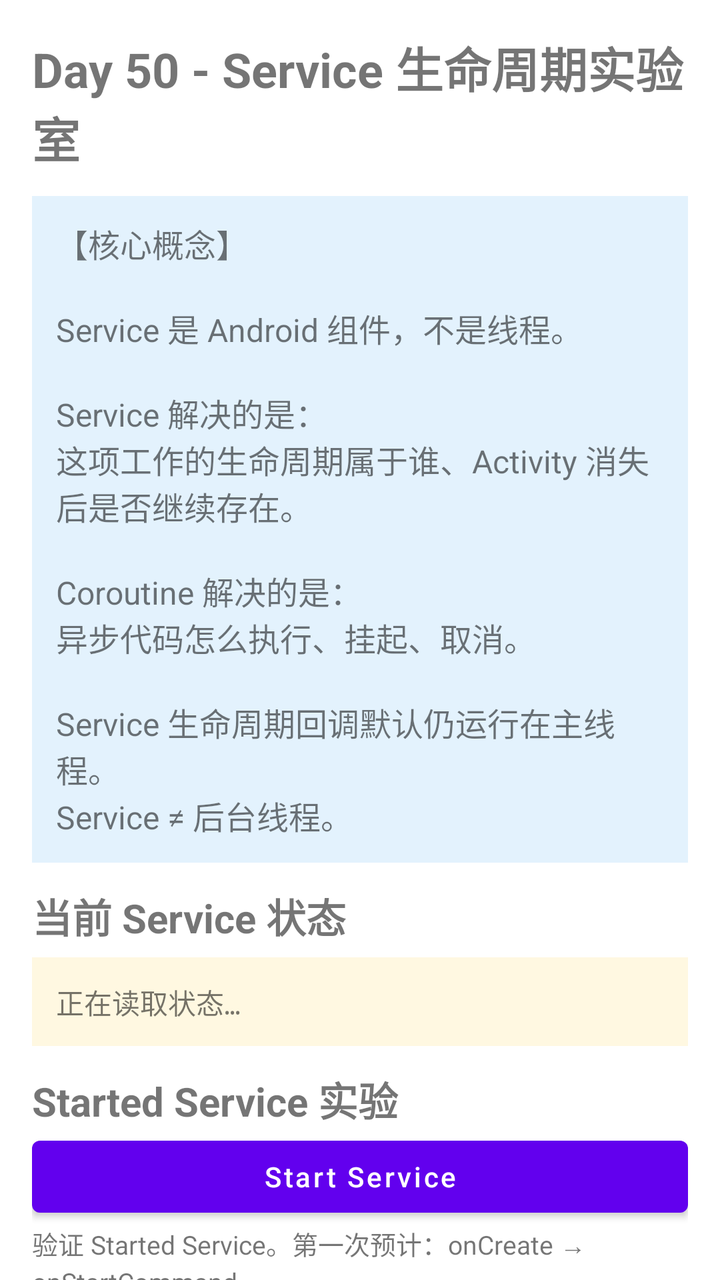
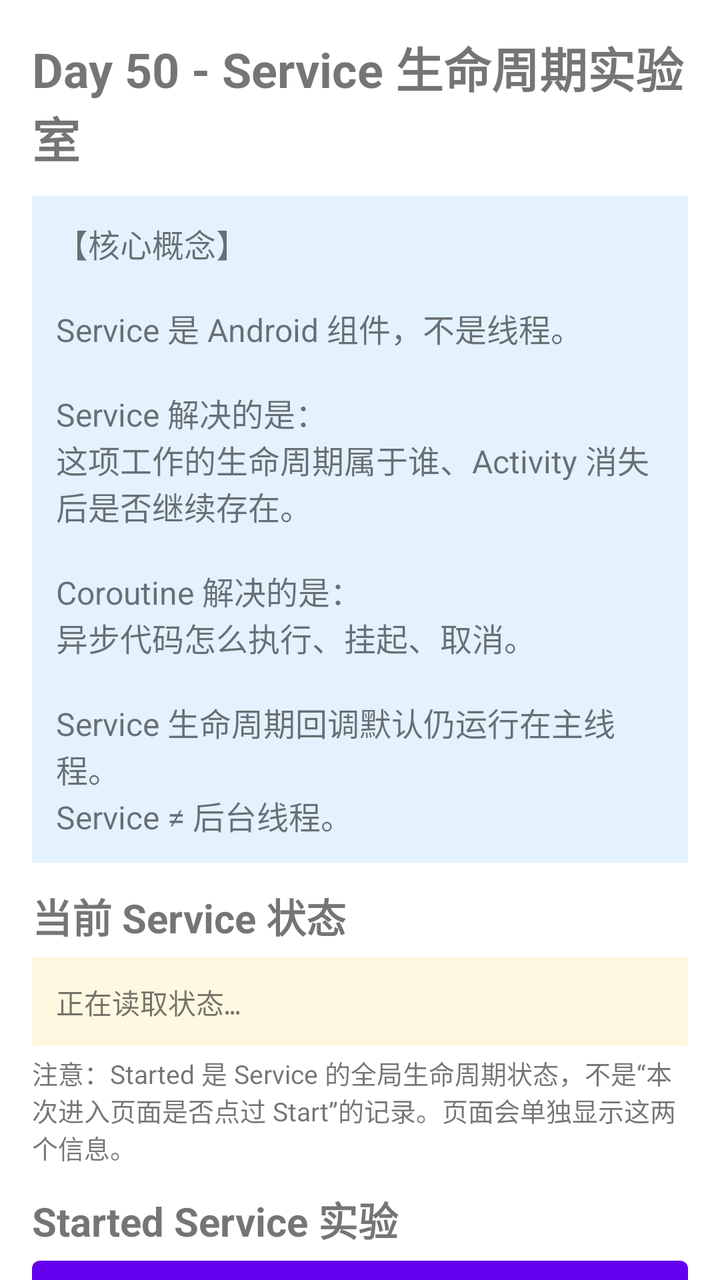

An Android layout rendered at two revisions. The XML below is the earlier revision; the diff shows what the commit changed to produce the second picture.
<!-- AndroidManifest.xml: application theme Theme.SdkStudyDemo -->
<!-- res/layout/activity_day50.xml -->
<?xml version="1.0" encoding="utf-8"?>
<androidx.core.widget.NestedScrollView xmlns:android="http://schemas.android.com/apk/res/android"
    android:layout_width="match_parent"
    android:layout_height="match_parent"
    android:fillViewport="true">

    <LinearLayout
        android:layout_width="match_parent"
        android:layout_height="wrap_content"
        android:orientation="vertical"
        android:padding="16dp">

        <TextView
            android:layout_width="match_parent"
            android:layout_height="wrap_content"
            android:text="Day 50 - Service 生命周期实验室"
            android:textSize="24sp"
            android:textStyle="bold" />

        <TextView
            android:layout_width="match_parent"
            android:layout_height="wrap_content"
            android:layout_marginTop="12dp"
            android:background="#E3F2FD"
            android:padding="12dp"
            android:text="【核心概念】\n\nService 是 Android 组件，不是线程。\n\nService 解决的是：\n这项工作的生命周期属于谁、Activity 消失后是否继续存在。\n\nCoroutine 解决的是：\n异步代码怎么执行、挂起、取消。\n\nService 生命周期回调默认仍运行在主线程。\nService ≠ 后台线程。"
            android:textSize="16sp" />

        <TextView
            android:layout_width="match_parent"
            android:layout_height="wrap_content"
            android:layout_marginTop="12dp"
            android:text="当前 Service 状态"
            android:textSize="20sp"
            android:textStyle="bold" />

        <TextView
            android:id="@+id/tvDay50ServiceState"
            android:layout_width="match_parent"
            android:layout_height="wrap_content"
            android:layout_marginTop="6dp"
            android:background="#FFF8E1"
            android:padding="12dp"
            android:text="正在读取状态…"
            android:textIsSelectable="true"
            android:textSize="14sp"
            android:typeface="monospace" />

        <TextView
            android:layout_width="match_parent"
            android:layout_height="wrap_content"
            android:layout_marginTop="12dp"
            android:text="Started Service 实验"
            android:textSize="20sp"
            android:textStyle="bold" />

        <Button
            android:id="@+id/btnDay50StartService"
            android:layout_width="match_parent"
            android:layout_height="wrap_content"
            android:text="Start Service"
            android:textAllCaps="false" />

        <TextView
            android:layout_width="match_parent"
            android:layout_height="wrap_content"
            android:text="验证 Started Service。第一次预计：onCreate → onStartCommand。"
            android:textSize="13sp" />

        <Button
            android:id="@+id/btnDay50StartAgain"
            android:layout_width="match_parent"
            android:layout_height="wrap_content"
            android:layout_marginTop="6dp"
            android:text="Start Service Again"
            android:textAllCaps="false" />

        <TextView
            android:layout_width="match_parent"
            android:layout_height="wrap_content"
            android:text="Service 已存在时再次 start：通常不会再次 onCreate，但会再次 onStartCommand，并产生真实的新 startId。因为 onCreate 表示 Service 实例创建，已有对象不需要重新创建。"
            android:textSize="13sp" />

        <Button
            android:id="@+id/btnDay50StopService"
            android:layout_width="match_parent"
            android:layout_height="wrap_content"
            android:layout_marginTop="6dp"
            android:text="Stop Service"
            android:textAllCaps="false" />

        <TextView
            android:layout_width="match_parent"
            android:layout_height="wrap_content"
            android:text="Stop 只移除 Started 这个存活理由。如果仍有 Bound 客户端，Service 不会因此立即销毁。"
            android:textSize="13sp" />

        <TextView
            android:layout_width="match_parent"
            android:layout_height="wrap_content"
            android:layout_marginTop="14dp"
            android:text="Bound Service 实验"
            android:textSize="20sp"
            android:textStyle="bold" />

        <Button
            android:id="@+id/btnDay50BindService"
            android:layout_width="match_parent"
            android:layout_height="wrap_content"
            android:text="Bind Service"
            android:textAllCaps="false" />

        <TextView
            android:layout_width="match_parent"
            android:layout_height="wrap_content"
            android:text="bindService() → 若不存在则 onCreate → onBind → 返回 IBinder → onServiceConnected → Activity 获得 Service 能力。"
            android:textSize="13sp" />

        <Button
            android:id="@+id/btnDay50UnbindService"
            android:layout_width="match_parent"
            android:layout_height="wrap_content"
            android:layout_marginTop="6dp"
            android:text="Unbind Service"
            android:textAllCaps="false" />

        <TextView
            android:layout_width="match_parent"
            android:layout_height="wrap_content"
            android:text="解除客户端连接。如果 Service 仍处于 Started，解绑后不会销毁。主动 unbind 通常不会触发 onServiceDisconnected。"
            android:textSize="13sp" />

        <TextView
            android:layout_width="match_parent"
            android:layout_height="wrap_content"
            android:layout_marginTop="12dp"
            android:background="#F3E5F5"
            android:padding="12dp"
            android:text="【LocalBinder 是什么？】\n\n当前 Demo 中 Activity 与 Service 在同一个进程。\n\nLocalBinder 最终可以把 Day50DemoService 实例引用交给 Activity。\n\n所以 Activity 才能调用：\nservice.getCount()\nservice.increaseCount()\n\n今天不要把它理解成复杂跨进程 IPC。真正跨进程 Binder / AIDL 后续再学习。"
            android:textSize="14sp" />

        <Button
            android:id="@+id/btnDay50ReadCount"
            android:layout_width="match_parent"
            android:layout_height="wrap_content"
            android:layout_marginTop="8dp"
            android:enabled="false"
            android:text="Binder：读取 Service Count"
            android:textAllCaps="false" />

        <Button
            android:id="@+id/btnDay50IncreaseCount"
            android:layout_width="match_parent"
            android:layout_height="wrap_content"
            android:enabled="false"
            android:text="Binder：Service Count +1"
            android:textAllCaps="false" />

        <TextView
            android:id="@+id/tvDay50BinderResult"
            android:layout_width="match_parent"
            android:layout_height="wrap_content"
            android:background="#EEEEEE"
            android:padding="10dp"
            android:text="Binder 未连接"
            android:textSize="15sp" />

        <TextView
            android:layout_width="match_parent"
            android:layout_height="wrap_content"
            android:layout_marginTop="14dp"
            android:background="#FFF3E0"
            android:padding="12dp"
            android:text="【⭐⭐⭐ 今日核心实验】\n\n① Start：Started=YES，Bound=NO\n② Bind：Started=YES，Bound=YES\n③ Unbind：Started=YES，Bound=NO\n重点：此时不应因解绑立即销毁，因为 Started 理由仍存在。\n④ Stop：Started=NO，Bound=NO\n此时才预期 onDestroy。\n\nStarted 和 Bound 可以理解为 Service 的两个“存活理由”。\n\nDemoService\nStarted ─── startService / stopService\nBound ───── bindService / unbindService\n\n至少一个存在 → Service 仍可能存活\n两者都没有 → Service 可以销毁"
            android:textSize="15sp"
            android:textStyle="bold" />

        <TextView
            android:layout_width="match_parent"
            android:layout_height="wrap_content"
            android:layout_marginTop="14dp"
            android:background="#E8F5E9"
            android:padding="12dp"
            android:text="【Started / Bound 对比】\n\nStarted Service｜关键词：独立运行\nstartService → Service 工作 → stopService / stopSelf\n客户端不需要一直与它连接。\n\nBound Service｜关键词：连接 / 交互\nbindService → 获得 Binder → Activity 调用 Service 方法 → unbindService\n重点不是“启动后台任务”，而是建立连接。"
            android:textSize="14sp" />

        <TextView
            android:layout_width="match_parent"
            android:layout_height="wrap_content"
            android:layout_marginTop="12dp"
            android:background="#FFEBEE"
            android:padding="12dp"
            android:text="【MS-50-01：Service 是线程吗？】\n\n不是。Service 是 Android 组件。onCreate、onStartCommand、onBind 等回调默认仍在主线程。\n\n如果直接在回调中 Thread.sleep 或做重 IO，仍会阻塞主线程甚至造成 ANR。请观察日志中的 thread=main。"
            android:textSize="14sp" />

        <TextView
            android:layout_width="match_parent"
            android:layout_height="wrap_content"
            android:layout_marginTop="12dp"
            android:background="#E0F7FA"
            android:padding="12dp"
            android:text="【Activity 生命周期实验】\n\nStart Service 后按返回退出本页面。Activity 会 onPause → onStop → onDestroy，但 Started Service 不会因为 Activity 消失就自动停止。\n\nActivity 销毁时会安全 unbind，避免连接泄漏；这个清理不会调用 stopService。"
            android:textSize="14sp" />

        <TextView
            android:layout_width="match_parent"
            android:layout_height="wrap_content"
            android:layout_marginTop="12dp"
            android:background="#EDE7F6"
            android:padding="12dp"
            android:text="【Foreground Service 概念卡】\n\n适合用户明确感知的持续任务，例如音乐播放、导航、运动记录。\n\nForeground 不是“前台线程”。它仍然是 Service，生命周期回调默认仍在主线程，通常需要持续通知。现代 Android 对后台 Service 和 Foreground Service 有较严格限制。"
            android:textSize="14sp" />

        <TextView
            android:layout_width="match_parent"
            android:layout_height="wrap_content"
            android:layout_marginTop="12dp"
            android:background="#F1F8E9"
            android:padding="12dp"
            android:text="【怎么选？】\n\nCoroutine：异步代码如何执行、挂起、取消，例如页面请求接口。\n\nService：工作生命周期是否独立于 Activity，例如音乐播放。\n\nForeground Service：用户明确感知的持续任务，例如导航、播放。\n\nWorkManager：需要保证稍后最终执行、不要求现在一直运行的后台任务。\n\nService ≠ Coroutine\nService ≠ Thread\nForeground Service ≠ 前台线程"
            android:textSize="14sp"
            android:textStyle="bold" />

        <TextView
            android:layout_width="match_parent"
            android:layout_height="wrap_content"
            android:layout_marginTop="14dp"
            android:text="生命周期事件日志"
            android:textSize="20sp"
            android:textStyle="bold" />

        <Button
            android:id="@+id/btnDay50ClearLog"
            android:layout_width="match_parent"
            android:layout_height="wrap_content"
            android:text="清空页面日志"
            android:textAllCaps="false" />

        <androidx.core.widget.NestedScrollView
            android:id="@+id/day50EventLogScrollView"
            android:layout_width="match_parent"
            android:layout_height="280dp"
            android:background="#212121"
            android:padding="10dp">

            <TextView
                android:id="@+id/tvDay50EventLog"
                android:layout_width="match_parent"
                android:layout_height="wrap_content"
                android:text="暂无日志，请从上方按钮开始实验。"
                android:textColor="#FFFFFF"
                android:textIsSelectable="true"
                android:textSize="12sp"
                android:typeface="monospace" />

        </androidx.core.widget.NestedScrollView>

        <TextView
            android:layout_width="match_parent"
            android:layout_height="wrap_content"
            android:layout_marginTop="14dp"
            android:background="#ECEFF1"
            android:padding="12dp"
            android:text="【MS 复习卡】\n\nMS-50-02 第一次 startService？\nService 不存在时：onCreate → onStartCommand。\n\nMS-50-03 bindService 链路？\nbindService → onCreate（如果需要）→ onBind → Binder → onServiceConnected。\n\nMS-50-04 Started / Bound 最大区别？\nStarted 强调独立运行；Bound 强调连接与交互。\n\nMS-50-05 Activity 销毁，Service 一定销毁吗？\n不一定，要看是否还有 Started 或 Bound 理由。\n\nMS-50-06 Service 可以同时 Started + Bound 吗？\n可以。\n\nMS-50-07 LocalBinder 的作用？\n同进程下把 Service 能力暴露给 Activity。\n\nMS-50-08 Foreground Service 是前台线程吗？\n不是。\n\nMS-50-09 Service 默认回调线程？\n主线程。\n\nMS-50-10 Coroutine、Service、WorkManager 怎么选？\n根据异步执行、组件生命周期、延迟保证执行等需求选择。"
            android:textSize="14sp" />

    </LinearLayout>
</androidx.core.widget.NestedScrollView>
<!-- resources referenced by this layout -->
<resources>
  <style name="Theme.SdkStudyDemo" parent="Theme.MaterialComponents.Light.NoActionBar">
          <item name="android:windowLightStatusBar">true</item>
          <item name="android:statusBarColor">@android:color/white</item>
          <item name="android:navigationBarColor">@android:color/white</item>
      </style>
</resources>

<!-- the commit's change to res/layout/activity_day50.xml (unified diff, before → after) -->
@@ -49,6 +49,13 @@
         <TextView
             android:layout_width="match_parent"
             android:layout_height="wrap_content"
+            android:layout_marginTop="4dp"
+            android:text="注意：Started 是 Service 的全局生命周期状态，不是“本次进入页面是否点过 Start”的记录。页面会单独显示这两个信息。"
+            android:textSize="13sp" />
+
+        <TextView
+            android:layout_width="match_parent"
+            android:layout_height="wrap_content"
             android:layout_marginTop="12dp"
             android:text="Started Service 实验"
             android:textSize="20sp"
@@ -200,6 +207,56 @@
             android:background="#E0F7FA"
             android:padding="12dp"
             android:text="【Activity 生命周期实验】\n\nStart Service 后按返回退出本页面。Activity 会 onPause → onStop → onDestroy，但 Started Service 不会因为 Activity 消失就自动停止。\n\nActivity 销毁时会安全 unbind，避免连接泄漏；这个清理不会调用 stopService。"
+            android:textSize="14sp" />
+
+        <TextView
+            android:layout_width="match_parent"
+            android:layout_height="wrap_content"
+            android:layout_marginTop="14dp"
+            android:background="#FFF3E0"
+            android:padding="12dp"
+            android:text="【⭐⭐⭐ Activity 销毁实验】\n\nstartService()：\n是一次启动命令。命令发出后，Service 的 Started 状态不依赖启动它的 Activity 后续是否存在。\n\nbindService()：\n是客户端和 Service 的连接关系。Activity 销毁时应该解除这条连接。\n\nActivity\n  │\n  ├── startService() → Started = YES\n  │\n  └── bindService()  → Bound = YES\n\nActivity 销毁\n  ↓\nActivity 主动 unbind\n  ↓\nStarted = YES，Bound = NO\n  ↓\nService 仍然存活\n\n之后 stopService()\n  ↓\nStarted = NO，Bound = NO\n  ↓\nService 可以 onDestroy"
+            android:textSize="15sp"
+            android:textStyle="bold" />
+
+        <Button
+            android:id="@+id/btnDay50StartAndBind"
+            android:layout_width="match_parent"
+            android:layout_height="wrap_content"
+            android:layout_marginTop="8dp"
+            android:text="Start + Bind，然后销毁 Activity"
+            android:textAllCaps="false" />
+
+        <TextView
+            android:id="@+id/tvDay50DestroyExperimentHint"
+            android:layout_width="match_parent"
+            android:layout_height="wrap_content"
+            android:background="#FFF8E1"
+            android:padding="10dp"
+            android:text="请先点击“Start + Bind，然后销毁 Activity”。"
+            android:textSize="14sp" />
+
+        <Button
+            android:id="@+id/btnDay50FinishActivity"
+            android:layout_width="match_parent"
+            android:layout_height="wrap_content"
+            android:layout_marginTop="6dp"
+            android:text="Finish Activity（不会 Stop Service）"
+            android:textAllCaps="false" />
+
+        <TextView
+            android:layout_width="match_parent"
+            android:layout_height="wrap_content"
+            android:text="点击后只调用 finish()。onDestroy 会主动 unbind，但绝不会调用 stopService。重新进入 Day50 后应看到 Started=YES、Bound=NO；再 Bind 可比较同一个进程存活期间的 serviceId。Started 是生命周期语义，不代表进程物理上永远不会被系统杀。"
+            android:textSize="13sp" />
+
+        <TextView
+            android:layout_width="match_parent"
+            android:layout_height="wrap_content"
+            android:layout_marginTop="12dp"
+            android:background="#FFEBEE"
+            android:padding="12dp"
+            android:text="【常见错误】\n\n错误：启动 Service 的 Activity 销毁了，所以 startService() 也失效。\n正确：Started 状态属于 Service 自己，不会因为调用它的 Activity 销毁而自动消失。\n\n错误：Activity 销毁后 Bound 也可以不用管。\n正确：bindService() 是连接关系，不再需要时应该显式 unbindService()。\n\n错误：unbindService() 等于 stopService()。\n正确：unbindService() 只解除 Bound；stopService() 只移除 Started。它们是两把不同的钥匙。"
             android:textSize="14sp" />
 
         <TextView
@@ -264,5 +321,14 @@
             android:text="【MS 复习卡】\n\nMS-50-02 第一次 startService？\nService 不存在时：onCreate → onStartCommand。\n\nMS-50-03 bindService 链路？\nbindService → onCreate（如果需要）→ onBind → Binder → onServiceConnected。\n\nMS-50-04 Started / Bound 最大区别？\nStarted 强调独立运行；Bound 强调连接与交互。\n\nMS-50-05 Activity 销毁，Service 一定销毁吗？\n不一定，要看是否还有 Started 或 Bound 理由。\n\nMS-50-06 Service 可以同时 Started + Bound 吗？\n可以。\n\nMS-50-07 LocalBinder 的作用？\n同进程下把 Service 能力暴露给 Activity。\n\nMS-50-08 Foreground Service 是前台线程吗？\n不是。\n\nMS-50-09 Service 默认回调线程？\n主线程。\n\nMS-50-10 Coroutine、Service、WorkManager 怎么选？\n根据异步执行、组件生命周期、延迟保证执行等需求选择。"
             android:textSize="14sp" />
 
+        <TextView
+            android:layout_width="match_parent"
+            android:layout_height="wrap_content"
+            android:layout_marginTop="10dp"
+            android:background="#FFF8E1"
+            android:padding="12dp"
+            android:text="【Activity 销毁复习卡】\n\nMS-50-15｜Activity 调用 startService + bindService 后销毁，会发生什么？\nActivity 应解除 Bound；但 startService 不会自动撤销，所以 Started 仍存在，Service 仍可继续运行。\n\nMS-50-16｜unbindService 和 stopService 是一回事吗？\n不是。unbindService 解除连接；stopService 移除 Started 状态。\n\nMS-50-17｜为什么 Activity 销毁后 Started Service 还能继续？\n因为 startService 是一次启动命令。Service 进入 Started 状态后，不依赖最初 Activity 是否继续存在。"
+            android:textSize="14sp" />
+
     </LinearLayout>
 </androidx.core.widget.NestedScrollView>
